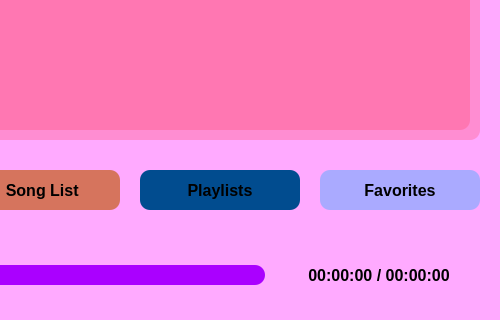
The window that mainwindow.ui (M0tgh3y/music-player-qt) describes before a commit, drawn with Qt 5; both pictures show x 380 to 880 and y 230 to 550 of the 880 by 550 pixel window.
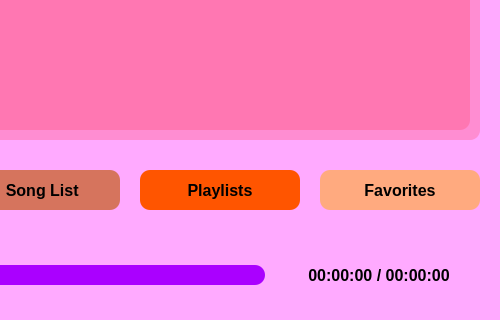
The same window after the commit. Icons and pictures are not drawn.

Commit message: active repeate botton

```diff
--- a/mainwindow.ui
+++ b/mainwindow.ui
@@ -783,7 +783,7 @@
      </property>
      <property name="styleSheet">
       <string notr="true">color: rgb(0, 0, 0);
-background-color: #014C8F;
+background-color:rgb(255, 85, 0);
 border-radius: 10px;</string>
      </property>
      <property name="text">
@@ -810,7 +810,7 @@
      </property>
      <property name="styleSheet">
       <string notr="true">color: rgb(0, 0, 0);
-background-color: rgb(170, 170, 255);
+background-color: rgb(255, 170, 127);
 border-radius: 10px;</string>
      </property>
      <property name="text">
```
The commit also changes 2 other files.
